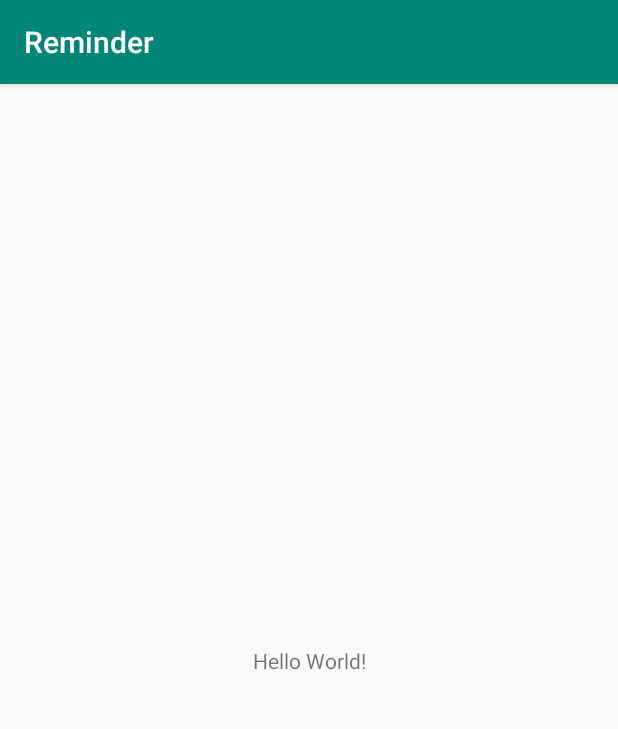
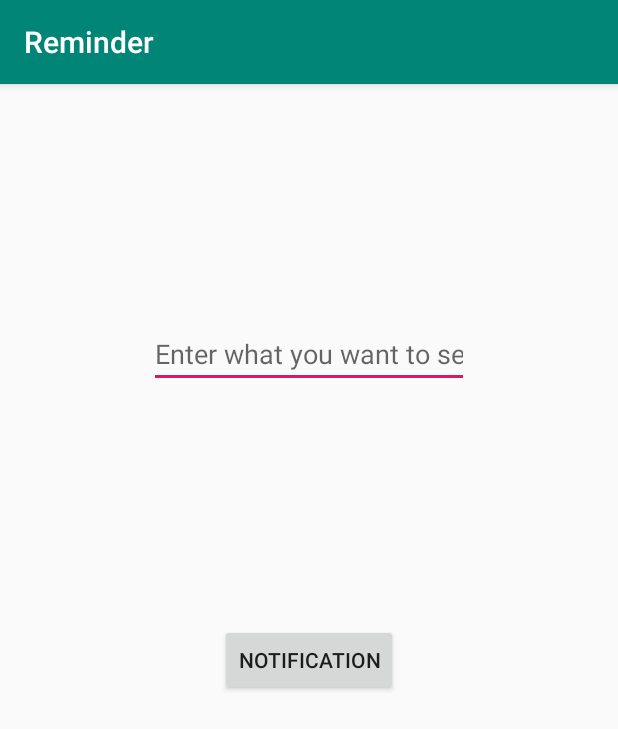
Before and after one commit to GraviNier/Reminder, an Android app: the screen it shows after launch (MainActivity), on a phone screen of 412 x 824 dp. Shown: the top 729 px of the screen. Run offline under Robolectric (Android 15) with nearby library versions, the phone set to English and light mode, and no system bars.

Commit message:
Implementing function to notify input contents

```diff
--- a/app/src/main/java/com/example/reminder/MainActivity.kt
+++ b/app/src/main/java/com/example/reminder/MainActivity.kt
@@ -1,12 +1,61 @@
 package com.example.reminder
 
+import android.app.NotificationChannel
+import android.app.NotificationManager
+import android.content.Context
+import android.os.Build
 import androidx.appcompat.app.AppCompatActivity
 import android.os.Bundle
+import android.util.Log
+import androidx.core.app.NotificationCompat
+import androidx.core.app.NotificationManagerCompat
+import kotlinx.android.synthetic.main.activity_main.*
 
 class MainActivity : AppCompatActivity() {
+    private val CHANNEL_ID = "channel_id"
 
     override fun onCreate(savedInstanceState: Bundle?) {
         super.onCreate(savedInstanceState)
         setContentView(R.layout.activity_main)
+
+        createChannel()
+
+        Log.e("",editTextNotificationContent.text.toString())
+
+        /// 通知の中身
+        val builder = NotificationCompat.Builder(this, CHANNEL_ID)
+            .setSmallIcon(R.drawable.ic_launcher_background)    /// 表示されるアイコン
+            .setContentTitle("Notification")                  /// 通知タイトル
+            .setContentText(editTextNotificationContent.text.toString())           /// 通知コンテンツ
+            .setPriority(NotificationCompat.PRIORITY_DEFAULT)   /// 通知の優先度
+
+        var notificationId = 0   /// notificationID
+
+        buttonNotification.setOnClickListener {
+            /// ボタンを押して通知を表示
+            with(NotificationManagerCompat.from(this)) {
+                notify(notificationId, builder.build())
+                notificationId += 1
+            }
+        }
+    }
+
+    fun createChannel(){
+
+        val channel_name = "channel_name"
+        val channel_description = "channel_description "
+        ///APIレベルに応じてチャネルを作成
+        if (Build.VERSION.SDK_INT >= Build.VERSION_CODES.O) {
+            val name = channel_name
+            val descriptionText = channel_description
+            val importance = NotificationManager.IMPORTANCE_DEFAULT
+            val channel = NotificationChannel(CHANNEL_ID, name, importance).apply {
+                description = descriptionText
+            }
+            /// チャネルを登録
+            val notificationManager: NotificationManager =
+                getSystemService(Context.NOTIFICATION_SERVICE) as NotificationManager
+            notificationManager.createNotificationChannel(channel)
+        }
     }
 }
--- a/app/src/main/res/layout/activity_main.xml
+++ b/app/src/main/res/layout/activity_main.xml
@@ -6,13 +6,26 @@
     android:layout_height="match_parent"
     tools:context=".MainActivity">
 
-    <TextView
+    <Button
+        android:id="@+id/buttonNotification"
         android:layout_width="wrap_content"
         android:layout_height="wrap_content"
-        android:text="Hello World!"
+        android:text="@string/notification"
         app:layout_constraintBottom_toBottomOf="parent"
-        app:layout_constraintLeft_toLeftOf="parent"
-        app:layout_constraintRight_toRightOf="parent"
+        app:layout_constraintEnd_toEndOf="parent"
+        app:layout_constraintStart_toStartOf="parent"
+        app:layout_constraintTop_toTopOf="parent" />
+
+    <EditText
+        android:id="@+id/editTextNotificationContent"
+        android:layout_width="wrap_content"
+        android:layout_height="wrap_content"
+        android:ems="10"
+        android:hint="@string/notificationContent"
+        android:inputType="textPersonName"
+        app:layout_constraintBottom_toTopOf="@+id/buttonNotification"
+        app:layout_constraintEnd_toEndOf="parent"
+        app:layout_constraintStart_toStartOf="parent"
         app:layout_constraintTop_toTopOf="parent" />
 
 </androidx.constraintlayout.widget.ConstraintLayout>
--- a/app/src/main/res/values/strings.xml
+++ b/app/src/main/res/values/strings.xml
@@ -1,3 +1,5 @@
 <resources>
     <string name="app_name">Reminder</string>
+    <string name="notification">notification</string>
+    <string name="notificationContent">Enter what you want to see in the notification</string>
 </resources>
```
